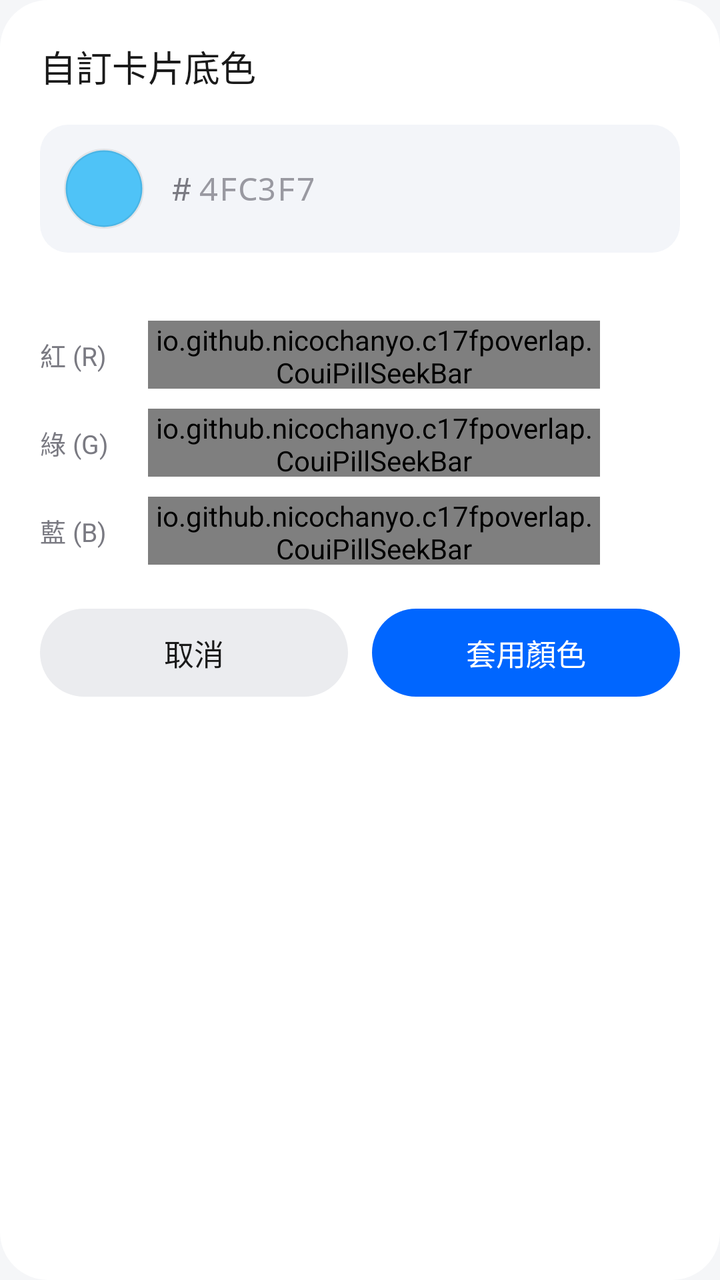
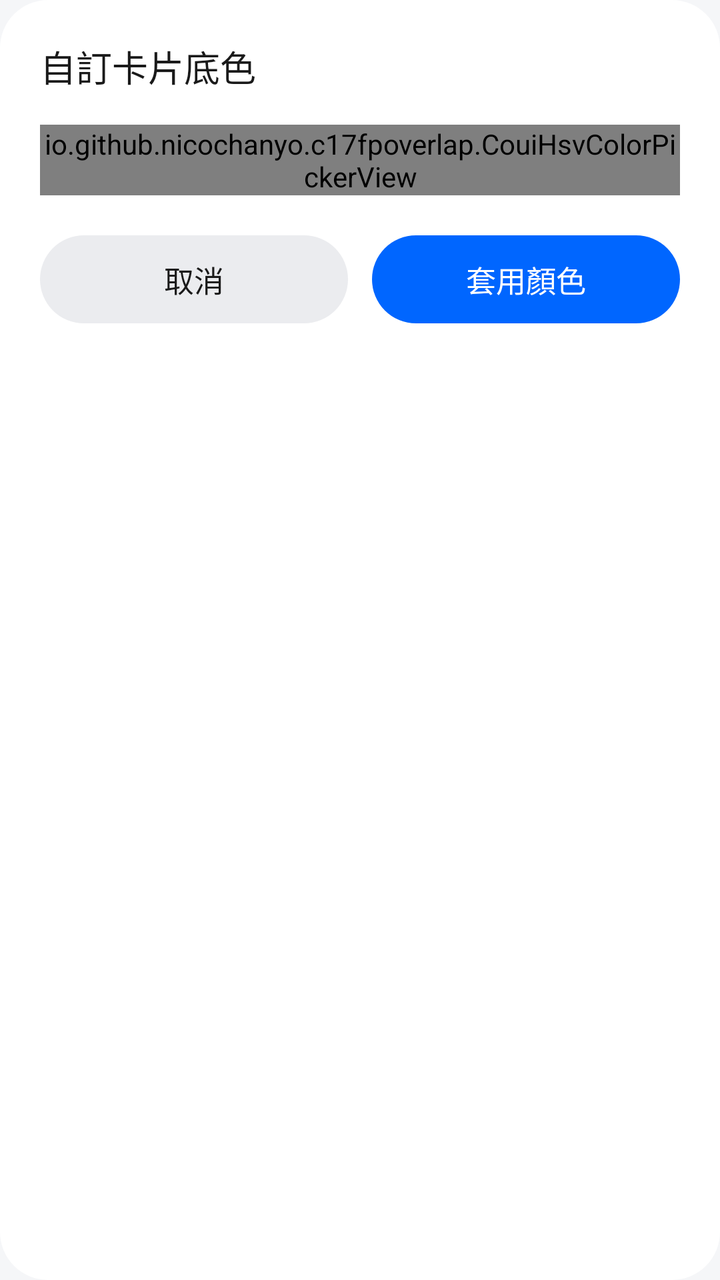

Screens rendered from an Android XML layout before and after an edit, with the pre-edit source and the edit as a unified diff.
<!-- AndroidManifest.xml: application theme Theme.CouiFpOverlap -->
<!-- res/layout/dialog_color_picker.xml -->
<?xml version="1.0" encoding="utf-8"?>
<LinearLayout xmlns:android="http://schemas.android.com/apk/res/android"
    android:layout_width="match_parent"
    android:layout_height="wrap_content"
    android:background="@drawable/bg_coui_card"
    android:orientation="vertical"
    android:padding="20dp">

    <TextView
        android:id="@+id/tvPickerTitle"
        android:layout_width="wrap_content"
        android:layout_height="wrap_content"
        android:fontFamily="sans-serif-medium"
        android:text="@string/dialog_color_title"
        android:textColor="?attr/couiTextPrimary"
        android:textSize="18sp" />

    
    <LinearLayout
        android:layout_width="match_parent"
        android:layout_height="wrap_content"
        android:layout_marginTop="16dp"
        android:background="@drawable/bg_coui_subcard"
        android:gravity="center_vertical"
        android:orientation="horizontal"
        android:padding="12dp">

        <View
            android:id="@+id/vPickerPreview"
            android:layout_width="40dp"
            android:layout_height="40dp"
            android:background="@drawable/bg_coui_swatch" />

        <TextView
            android:layout_width="wrap_content"
            android:layout_height="wrap_content"
            android:layout_marginStart="14dp"
            android:fontFamily="monospace"
            android:text="#"
            android:textColor="?attr/couiTextSecondary"
            android:textSize="16sp" />

        <EditText
            android:id="@+id/etColorHex"
            android:layout_width="0dp"
            android:layout_height="wrap_content"
            android:layout_marginStart="4dp"
            android:layout_weight="1"
            android:background="@null"
            android:fontFamily="monospace"
            android:hint="4FC3F7"
            android:imeOptions="actionDone"
            android:inputType="textCapCharacters|textNoSuggestions"
            android:maxLength="6"
            android:singleLine="true"
            android:textColor="?attr/couiTextPrimary"
            android:textColorHint="?attr/couiTextTertiary"
            android:textSize="16sp" />
    </LinearLayout>

    
    <LinearLayout
        android:id="@+id/layoutPresets"
        android:layout_width="match_parent"
        android:layout_height="wrap_content"
        android:layout_marginTop="16dp"
        android:gravity="center"
        android:orientation="horizontal" />

    
    <LinearLayout
        android:layout_width="match_parent"
        android:layout_height="wrap_content"
        android:layout_marginTop="18dp"
        android:gravity="center_vertical"
        android:orientation="horizontal">

        <TextView
            android:layout_width="48dp"
            android:layout_height="wrap_content"
            android:text="@string/label_color_red"
            android:textColor="?attr/couiTextSecondary"
            android:textSize="13sp" />

        <io.github.nicochanyo.c17fpoverlap.CouiPillSeekBar
            android:id="@+id/sbColorR"
            android:layout_width="0dp"
            android:layout_height="34dp"
            android:layout_marginStart="6dp"
            android:layout_marginEnd="6dp"
            android:layout_weight="1"
            android:max="255" />

        <TextView
            android:id="@+id/tvColorRVal"
            android:layout_width="34dp"
            android:layout_height="wrap_content"
            android:gravity="end"
            android:textColor="?attr/couiTextPrimary"
            android:textSize="13sp" />
    </LinearLayout>

    
    <LinearLayout
        android:layout_width="match_parent"
        android:layout_height="wrap_content"
        android:layout_marginTop="10dp"
        android:gravity="center_vertical"
        android:orientation="horizontal">

        <TextView
            android:layout_width="48dp"
            android:layout_height="wrap_content"
            android:text="@string/label_color_green"
            android:textColor="?attr/couiTextSecondary"
            android:textSize="13sp" />

        <io.github.nicochanyo.c17fpoverlap.CouiPillSeekBar
            android:id="@+id/sbColorG"
            android:layout_width="0dp"
            android:layout_height="34dp"
            android:layout_marginStart="6dp"
            android:layout_marginEnd="6dp"
            android:layout_weight="1"
            android:max="255" />

        <TextView
            android:id="@+id/tvColorGVal"
            android:layout_width="34dp"
            android:layout_height="wrap_content"
            android:gravity="end"
            android:textColor="?attr/couiTextPrimary"
            android:textSize="13sp" />
    </LinearLayout>

    
    <LinearLayout
        android:layout_width="match_parent"
        android:layout_height="wrap_content"
        android:layout_marginTop="10dp"
        android:gravity="center_vertical"
        android:orientation="horizontal">

        <TextView
            android:layout_width="48dp"
            android:layout_height="wrap_content"
            android:text="@string/label_color_blue"
            android:textColor="?attr/couiTextSecondary"
            android:textSize="13sp" />

        <io.github.nicochanyo.c17fpoverlap.CouiPillSeekBar
            android:id="@+id/sbColorB"
            android:layout_width="0dp"
            android:layout_height="34dp"
            android:layout_marginStart="6dp"
            android:layout_marginEnd="6dp"
            android:layout_weight="1"
            android:max="255" />

        <TextView
            android:id="@+id/tvColorBVal"
            android:layout_width="34dp"
            android:layout_height="wrap_content"
            android:gravity="end"
            android:textColor="?attr/couiTextPrimary"
            android:textSize="13sp" />
    </LinearLayout>

    
    <LinearLayout
        android:id="@+id/layoutColorAlpha"
        android:layout_width="match_parent"
        android:layout_height="wrap_content"
        android:layout_marginTop="10dp"
        android:gravity="center_vertical"
        android:orientation="horizontal"
        android:visibility="gone">

        <TextView
            android:layout_width="48dp"
            android:layout_height="wrap_content"
            android:text="@string/label_color_alpha"
            android:textColor="?attr/couiTextSecondary"
            android:textSize="13sp" />

        <io.github.nicochanyo.c17fpoverlap.CouiPillSeekBar
            android:id="@+id/sbColorA"
            android:layout_width="0dp"
            android:layout_height="34dp"
            android:layout_marginStart="6dp"
            android:layout_marginEnd="6dp"
            android:layout_weight="1"
            android:max="255" />

        <TextView
            android:id="@+id/tvColorAVal"
            android:layout_width="40dp"
            android:layout_height="wrap_content"
            android:gravity="end"
            android:textColor="?attr/couiTextPrimary"
            android:textSize="13sp" />
    </LinearLayout>

    
    <LinearLayout
        android:layout_width="match_parent"
        android:layout_height="wrap_content"
        android:layout_marginTop="22dp"
        android:orientation="horizontal">

        <Button
            android:id="@+id/btnPickerCancel"
            android:layout_width="0dp"
            android:layout_height="44dp"
            android:layout_marginEnd="6dp"
            android:layout_weight="1"
            android:background="@drawable/bg_coui_btn_secondary"
            android:fontFamily="sans-serif-medium"
            android:stateListAnimator="@null"
            android:text="@string/btn_cancel"
            android:textAllCaps="false"
            android:textColor="?attr/couiTextPrimary"
            android:textSize="15sp" />

        <Button
            android:id="@+id/btnPickerApply"
            android:layout_width="0dp"
            android:layout_height="44dp"
            android:layout_marginStart="6dp"
            android:layout_weight="1"
            android:background="@drawable/bg_coui_btn_primary"
            android:fontFamily="sans-serif-medium"
            android:stateListAnimator="@null"
            android:tag="accent_btn"
            android:text="@string/btn_apply_color"
            android:textAllCaps="false"
            android:textColor="?attr/couiOnAccent"
            android:textSize="15sp" />
    </LinearLayout>
</LinearLayout>
<!-- resources referenced by this layout -->
<resources>
  <!-- drawable bg_coui_btn_primary (drawable) -->
  <?xml version="1.0" encoding="utf-8"?>
  <ripple xmlns:android="http://schemas.android.com/apk/res/android"
      android:color="#33FFFFFF">
      <item>
          <shape android:shape="rectangle">
              <solid android:color="?attr/couiAccent" />
              <corners android:radius="24dp" />
          </shape>
      </item>
  </ripple>
  <!-- drawable bg_coui_btn_secondary (drawable) -->
  <?xml version="1.0" encoding="utf-8"?>
  <ripple xmlns:android="http://schemas.android.com/apk/res/android"
      android:color="?attr/couiRipple">
      <item>
          <shape android:shape="rectangle">
              <solid android:color="?attr/couiBtnSecondaryBg" />
              <corners android:radius="24dp" />
          </shape>
      </item>
  </ripple>
  <!-- drawable bg_coui_card (drawable) -->
  <?xml version="1.0" encoding="utf-8"?>
  <shape xmlns:android="http://schemas.android.com/apk/res/android"
      android:shape="rectangle">
      <solid android:color="?attr/couiCard" />
      <corners android:radius="24dp" />
  </shape>
  <!-- drawable bg_coui_subcard (drawable) -->
  <?xml version="1.0" encoding="utf-8"?>
  <shape xmlns:android="http://schemas.android.com/apk/res/android"
      android:shape="rectangle">
      <solid android:color="?attr/couiSubcard" />
      <corners android:radius="14dp" />
  </shape>
  <!-- drawable bg_coui_swatch (drawable) -->
  <?xml version="1.0" encoding="utf-8"?>
  <shape xmlns:android="http://schemas.android.com/apk/res/android"
      android:shape="oval">
      <solid android:color="#FF4FC3F7" />
      <stroke
          android:width="1.5dp"
          android:color="?attr/couiDivider" />
      <size
          android:width="26dp"
          android:height="26dp" />
  </shape>
  <string name="btn_apply_color">套用顏色</string>
  <string name="btn_cancel">取消</string>
  <string name="dialog_color_title">自訂卡片底色</string>
  <string name="label_color_alpha">透明度</string>
  <string name="label_color_blue">藍 (B)</string>
  <string name="label_color_green">綠 (G)</string>
  <string name="label_color_red">紅 (R)</string>
  <style name="Theme.CouiFpOverlap" parent="Theme.CouiFpOverlap.Light" />
  <style name="Theme.CouiFpOverlap.Light" parent="android:Theme.Material.Light.NoActionBar">
          <item name="android:windowBackground">#F5F6F8</item>
          <item name="android:statusBarColor">@android:color/transparent</item>
          <item name="android:navigationBarColor">@android:color/transparent</item>
          <item name="android:windowLightStatusBar">true</item>
          <item name="android:colorAccent">#0066FF</item>
          <item name="couiBg">#F5F6F8</item>
          <item name="couiCard">#FFFFFF</item>
          <item name="couiSubcard">#F3F5F9</item>
          <item name="couiNavBg">#FFFFFFFF</item>
          <item name="couiNavBorder">#16000000</item>
          <item name="couiNavPill">#1F0066FF</item>
          <item name="couiBadgeBg">#EFEFF4</item>
          <item name="couiBadgeFg">#5C5C66</item>
          <item name="couiTextPrimary">#1A1A1A</item>
          <item name="couiTextSecondary">#7A7A82</item>
          <item name="couiTextTertiary">#9999A1</item>
          <item name="couiAccent">#0066FF</item>
          <item name="couiOnAccent">#FFFFFFFF</item>
          <item name="couiAccentTonal">#1F0066FF</item>
          <item name="couiBtnSecondaryBg">#EBECEF</item>
          <item name="couiDivider">#12000000</item>
          <item name="couiRipple">#12000000</item>
          <item name="couiSwitchOff">#D5D7DC</item>
          <item name="couiSeekbarTrack">#E4E6EB</item>
          <item name="couiThumbStroke">#1A000000</item>
      </style>
</resources>

<!-- the commit's change to res/layout/dialog_color_picker.xml (unified diff, before → after) -->
@@ -15,197 +15,17 @@
         android:textColor="?attr/couiTextPrimary"
         android:textSize="18sp" />
 
-    
-    <LinearLayout
+    <io.github.nicochanyo.c17fpoverlap.CouiHsvColorPickerView
+        android:id="@+id/hsvColorPicker"
         android:layout_width="match_parent"
         android:layout_height="wrap_content"
-        android:layout_marginTop="16dp"
-        android:background="@drawable/bg_coui_subcard"
-        android:gravity="center_vertical"
-        android:orientation="horizontal"
-        android:padding="12dp">
-
-        <View
-            android:id="@+id/vPickerPreview"
-            android:layout_width="40dp"
-            android:layout_height="40dp"
-            android:background="@drawable/bg_coui_swatch" />
-
-        <TextView
-            android:layout_width="wrap_content"
-            android:layout_height="wrap_content"
-            android:layout_marginStart="14dp"
-            android:fontFamily="monospace"
-            android:text="#"
-            android:textColor="?attr/couiTextSecondary"
-            android:textSize="16sp" />
-
-        <EditText
-            android:id="@+id/etColorHex"
-            android:layout_width="0dp"
-            android:layout_height="wrap_content"
-            android:layout_marginStart="4dp"
-            android:layout_weight="1"
-            android:background="@null"
-            android:fontFamily="monospace"
-            android:hint="4FC3F7"
-            android:imeOptions="actionDone"
-            android:inputType="textCapCharacters|textNoSuggestions"
-            android:maxLength="6"
-            android:singleLine="true"
-            android:textColor="?attr/couiTextPrimary"
-            android:textColorHint="?attr/couiTextTertiary"
-            android:textSize="16sp" />
-    </LinearLayout>
-
-    
-    <LinearLayout
-        android:id="@+id/layoutPresets"
-        android:layout_width="match_parent"
-        android:layout_height="wrap_content"
-        android:layout_marginTop="16dp"
-        android:gravity="center"
-        android:orientation="horizontal" />
+        android:layout_marginTop="16dp" />
 
     
     <LinearLayout
         android:layout_width="match_parent"
         android:layout_height="wrap_content"
-        android:layout_marginTop="18dp"
-        android:gravity="center_vertical"
-        android:orientation="horizontal">
-
-        <TextView
-            android:layout_width="48dp"
-            android:layout_height="wrap_content"
-            android:text="@string/label_color_red"
-            android:textColor="?attr/couiTextSecondary"
-            android:textSize="13sp" />
-
-        <io.github.nicochanyo.c17fpoverlap.CouiPillSeekBar
-            android:id="@+id/sbColorR"
-            android:layout_width="0dp"
-            android:layout_height="34dp"
-            android:layout_marginStart="6dp"
-            android:layout_marginEnd="6dp"
-            android:layout_weight="1"
-            android:max="255" />
-
-        <TextView
-            android:id="@+id/tvColorRVal"
-            android:layout_width="34dp"
-            android:layout_height="wrap_content"
-            android:gravity="end"
-            android:textColor="?attr/couiTextPrimary"
-            android:textSize="13sp" />
-    </LinearLayout>
-
-    
-    <LinearLayout
-        android:layout_width="match_parent"
-        android:layout_height="wrap_content"
-        android:layout_marginTop="10dp"
-        android:gravity="center_vertical"
-        android:orientation="horizontal">
-
-        <TextView
-            android:layout_width="48dp"
-            android:layout_height="wrap_content"
-            android:text="@string/label_color_green"
-            android:textColor="?attr/couiTextSecondary"
-            android:textSize="13sp" />
-
-        <io.github.nicochanyo.c17fpoverlap.CouiPillSeekBar
-            android:id="@+id/sbColorG"
-            android:layout_width="0dp"
-            android:layout_height="34dp"
-            android:layout_marginStart="6dp"
-            android:layout_marginEnd="6dp"
-            android:layout_weight="1"
-            android:max="255" />
-
-        <TextView
-            android:id="@+id/tvColorGVal"
-            android:layout_width="34dp"
-            android:layout_height="wrap_content"
-            android:gravity="end"
-            android:textColor="?attr/couiTextPrimary"
-            android:textSize="13sp" />
-    </LinearLayout>
-
-    
-    <LinearLayout
-        android:layout_width="match_parent"
-        android:layout_height="wrap_content"
-        android:layout_marginTop="10dp"
-        android:gravity="center_vertical"
-        android:orientation="horizontal">
-
-        <TextView
-            android:layout_width="48dp"
-            android:layout_height="wrap_content"
-            android:text="@string/label_color_blue"
-            android:textColor="?attr/couiTextSecondary"
-            android:textSize="13sp" />
-
-        <io.github.nicochanyo.c17fpoverlap.CouiPillSeekBar
-            android:id="@+id/sbColorB"
-            android:layout_width="0dp"
-            android:layout_height="34dp"
-            android:layout_marginStart="6dp"
-            android:layout_marginEnd="6dp"
-            android:layout_weight="1"
-            android:max="255" />
-
-        <TextView
-            android:id="@+id/tvColorBVal"
-            android:layout_width="34dp"
-            android:layout_height="wrap_content"
-            android:gravity="end"
-            android:textColor="?attr/couiTextPrimary"
-            android:textSize="13sp" />
-    </LinearLayout>
-
-    
-    <LinearLayout
-        android:id="@+id/layoutColorAlpha"
-        android:layout_width="match_parent"
-        android:layout_height="wrap_content"
-        android:layout_marginTop="10dp"
-        android:gravity="center_vertical"
-        android:orientation="horizontal"
-        android:visibility="gone">
-
-        <TextView
-            android:layout_width="48dp"
-            android:layout_height="wrap_content"
-            android:text="@string/label_color_alpha"
-            android:textColor="?attr/couiTextSecondary"
-            android:textSize="13sp" />
-
-        <io.github.nicochanyo.c17fpoverlap.CouiPillSeekBar
-            android:id="@+id/sbColorA"
-            android:layout_width="0dp"
-            android:layout_height="34dp"
-            android:layout_marginStart="6dp"
-            android:layout_marginEnd="6dp"
-            android:layout_weight="1"
-            android:max="255" />
-
-        <TextView
-            android:id="@+id/tvColorAVal"
-            android:layout_width="40dp"
-            android:layout_height="wrap_content"
-            android:gravity="end"
-            android:textColor="?attr/couiTextPrimary"
-            android:textSize="13sp" />
-    </LinearLayout>
-
-    
-    <LinearLayout
-        android:layout_width="match_parent"
-        android:layout_height="wrap_content"
-        android:layout_marginTop="22dp"
+        android:layout_marginTop="20dp"
         android:orientation="horizontal">
 
         <Button
<!-- resource entries referenced after the edit -->
@@ -29,32 +29,9 @@
       <solid android:color="?attr/couiCard" />
       <corners android:radius="24dp" />
   </shape>
-  <!-- drawable bg_coui_subcard (drawable) -->
-  <?xml version="1.0" encoding="utf-8"?>
-  <shape xmlns:android="http://schemas.android.com/apk/res/android"
-      android:shape="rectangle">
-      <solid android:color="?attr/couiSubcard" />
-      <corners android:radius="14dp" />
-  </shape>
-  <!-- drawable bg_coui_swatch (drawable) -->
-  <?xml version="1.0" encoding="utf-8"?>
-  <shape xmlns:android="http://schemas.android.com/apk/res/android"
-      android:shape="oval">
-      <solid android:color="#FF4FC3F7" />
-      <stroke
-          android:width="1.5dp"
-          android:color="?attr/couiDivider" />
-      <size
-          android:width="26dp"
-          android:height="26dp" />
-  </shape>
   <string name="btn_apply_color">套用顏色</string>
   <string name="btn_cancel">取消</string>
   <string name="dialog_color_title">自訂卡片底色</string>
-  <string name="label_color_alpha">透明度</string>
-  <string name="label_color_blue">藍 (B)</string>
-  <string name="label_color_green">綠 (G)</string>
-  <string name="label_color_red">紅 (R)</string>
   <style name="Theme.CouiFpOverlap" parent="Theme.CouiFpOverlap.Light" />
   <style name="Theme.CouiFpOverlap.Light" parent="android:Theme.Material.Light.NoActionBar">
           <item name="android:windowBackground">#F5F6F8</item>
